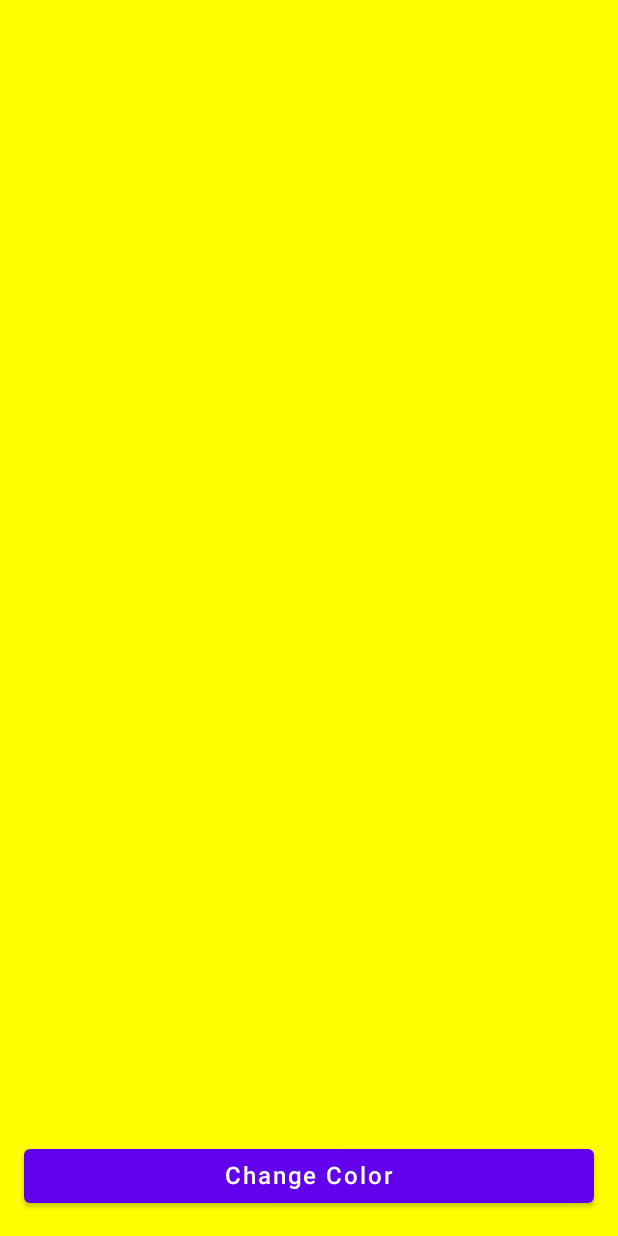
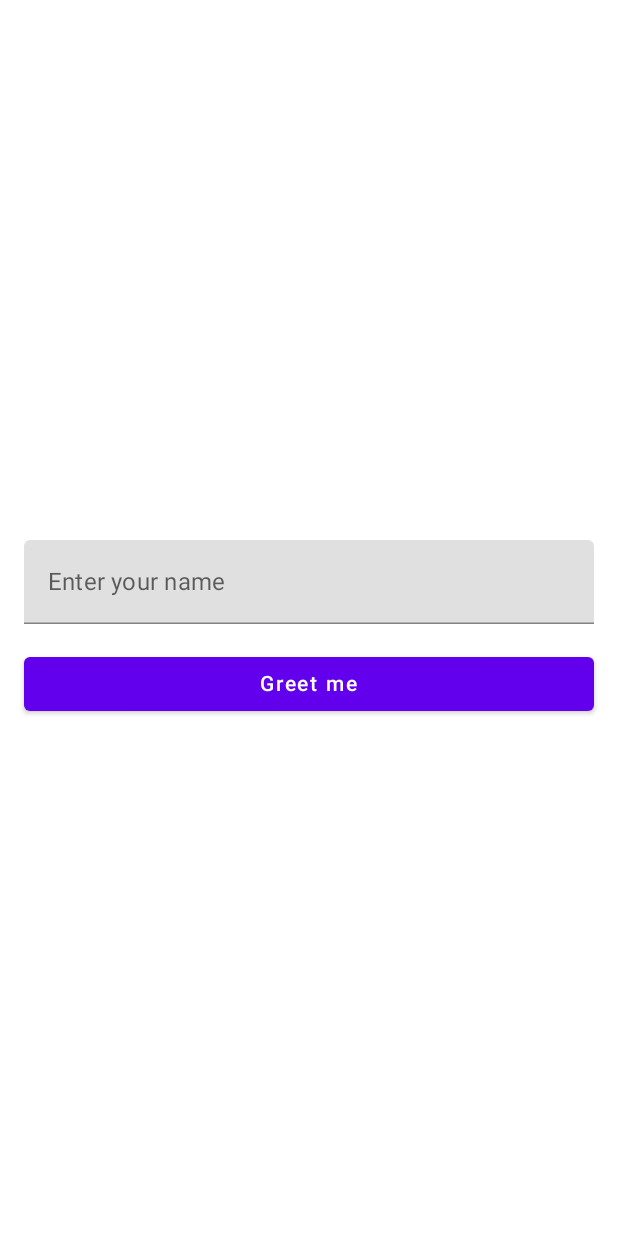
Before and after one commit to pravinlondhe/ComposeSample, an Android app built with Jetpack Compose: the screen it shows after launch (MainActivity), on a phone screen of 412 x 824 dp. Run offline under Robolectric (Android 15) with nearby library versions, the phone set to English and light mode, and no system bars.

Commit message:
scaffold, textField, snackBar

```diff
--- a/app/src/main/java/com/prl/android/composesample/MainActivity.kt
+++ b/app/src/main/java/com/prl/android/composesample/MainActivity.kt
@@ -23,7 +23,8 @@ class MainActivity : ComponentActivity() {
     override fun onCreate(savedInstanceState: Bundle?) {
         super.onCreate(savedInstanceState)
         setContent {
-            TestState()
+            TestScaffold()
+//            TestState()
 //            TextStyle()
 //            NewsStory()
 //            CardFacepaint(painter = painterResource(id = R.drawable.facepaint), title = "Joker is here", contentDesc = "Joker is here")
--- /dev/null
+++ b/app/src/main/java/com/prl/android/composesample/ScaffoldTextFieldSnackBar.kt
@@ -0,0 +1,52 @@
+package com.prl.android.composesample
+
+import androidx.compose.foundation.layout.*
+import androidx.compose.material.*
+import androidx.compose.runtime.*
+import androidx.compose.ui.Alignment
+import androidx.compose.ui.Modifier
+import androidx.compose.ui.unit.dp
+import kotlinx.coroutines.launch
+
+@Composable
+fun TestScaffold() {
+    val scaffoldState = rememberScaffoldState()
+    val scope = rememberCoroutineScope()
+    var inputStr by remember {
+        mutableStateOf("")
+    }
+    Scaffold(
+        modifier = Modifier.fillMaxSize(),
+        scaffoldState = scaffoldState
+    ) {
+        Column(
+            modifier = Modifier.fillMaxSize(),
+            verticalArrangement = Arrangement.Center,
+            horizontalAlignment = Alignment.CenterHorizontally
+        ) {
+            TextField(
+                label = {
+                    Text("Enter your name")
+                },
+                value = inputStr,
+                singleLine = true,
+                onValueChange = { inputStr = it },
+                modifier = Modifier
+                    .fillMaxWidth()
+                    .padding(16.dp)
+            )
+
+            Button(
+                onClick = {
+                    scope.launch {
+                        scaffoldState.snackbarHostState.showSnackbar("Hello, $inputStr!!")
+                    }
+                }, modifier = Modifier
+                    .fillMaxWidth()
+                    .padding(horizontal = 16.dp)
+            ) {
+                Text("Greet me")
+            }
+        }
+    }
+}
```
Also changed, not shown: 2 other files.
